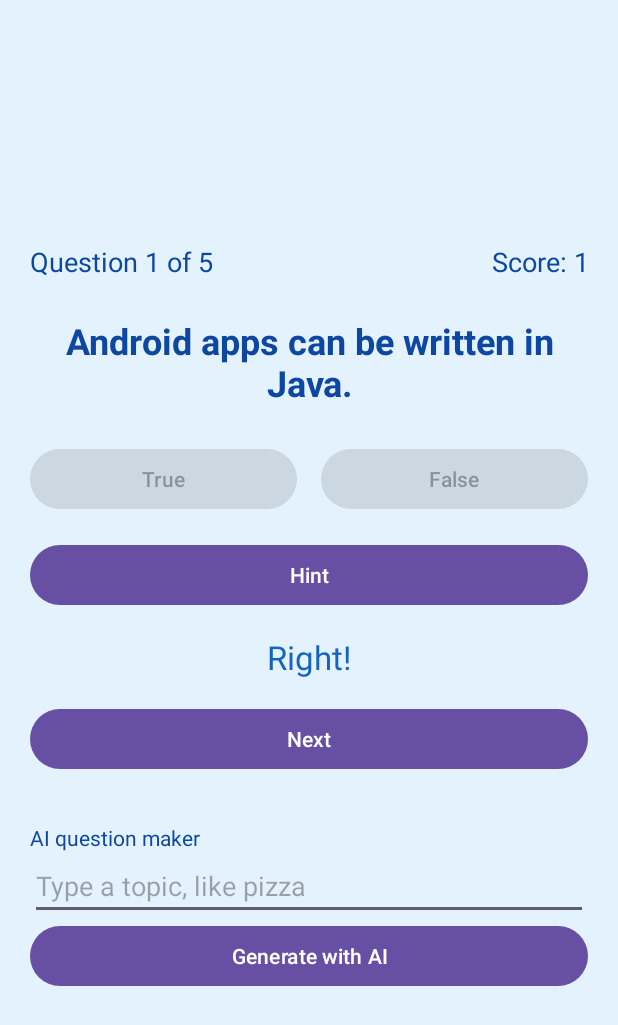
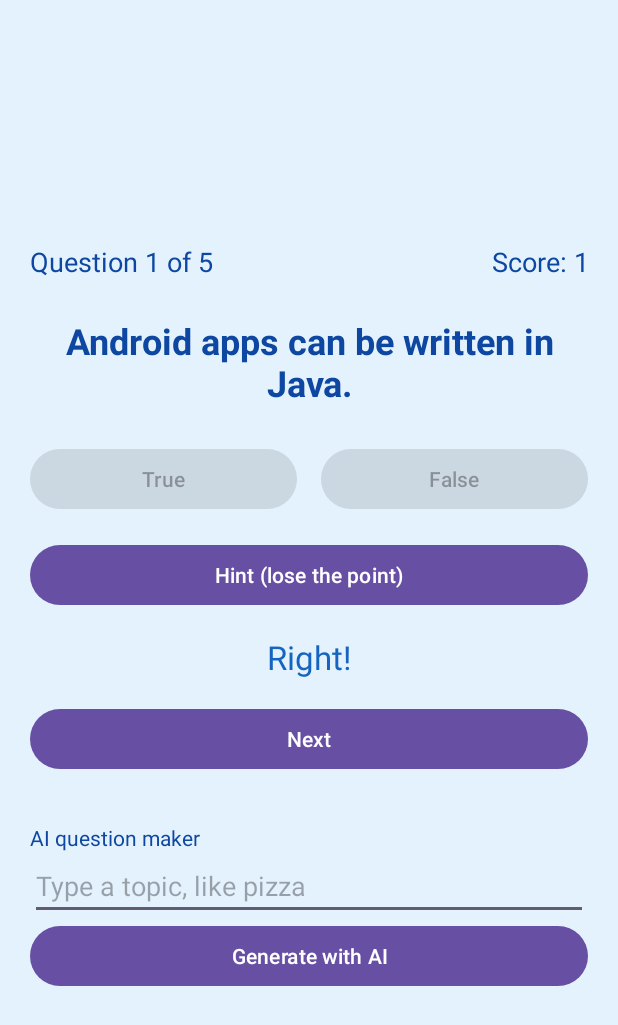
Before and after one commit to asinuuu/QuizAPP, an Android app: the screen it shows after launch (MainActivity), after a tap on "True", on a phone screen of 412 x 824 dp. Shown: the top 1025 px of the screen. Run offline under Robolectric (Android 15) with nearby library versions, the phone set to English and light mode, and no system bars.

Commit message:
moved all text to strings.xml, added spanish and a hint penalty
Co-Authored-By: Claude Opus 5.5 <noreply@anthropic.com>

```diff
--- a/app/src/main/java/alan/alan/quizapp/MainActivity.java
+++ b/app/src/main/java/alan/alan/quizapp/MainActivity.java
@@ -16,18 +16,7 @@ import androidx.core.view.WindowInsetsCompat;
 
 public class MainActivity extends AppCompatActivity {
 
-    Question[] questions = {
-            new Question("Android apps can be written in Java.", true,
-                    "Think about which language you write your Android code in this class."),
-            new Question("The findViewById method deletes a view.", false,
-                    "The word \"find\" is in the name. Would a method that finds something delete it?"),
-            new Question("A TextView is used to show text on the screen.", true,
-                    "Look at the word \"Text\" in the name."),
-            new Question("A Toast is a small pop-up message.", true,
-                    "Think about the little message that pops up and disappears after you answer."),
-            new Question("XML is used to build the layout of an app.", true,
-                    "Look at the file activity_main.xml. What does it build?")
-    };
+    Question[] questions;
 
     int currentQuestion = 0;
     int score = 0;
@@ -36,6 +25,7 @@ public class MainActivity extends AppCompatActivity {
     String currentHint = "";
     boolean alreadyAnswered = false;
     boolean thinking = false;
+    boolean usedHint = false;
 
     TextView scoreText, questionText, feedbackText, progressText;
     Button trueButton, falseButton, nextButton, finishedButton, generateButton, hintButton;
@@ -53,6 +43,14 @@ public class MainActivity extends AppCompatActivity {
             v.setPadding(systemBars.left, systemBars.top, systemBars.right, bottom);
             return insets;
         });
+
+        questions = new Question[] {
+                new Question(getString(R.string.q1_text), true, getString(R.string.q1_hint)),
+                new Question(getString(R.string.q2_text), false, getString(R.string.q2_hint)),
+                new Question(getString(R.string.q3_text), true, getString(R.string.q3_hint)),
+                new Question(getString(R.string.q4_text), true, getString(R.string.q4_hint)),
+                new Question(getString(R.string.q5_text), true, getString(R.string.q5_hint))
+        };
 
         scoreText = findViewById(R.id.scoreText);
         questionText = findViewById(R.id.questionText);
@@ -85,7 +83,6 @@ public class MainActivity extends AppCompatActivity {
         nextButton.setOnClickListener(new View.OnClickListener() {
             @Override
             public void onClick(View v) {
-                // Only move on if this is not the last question
                 if (currentQuestion < questions.length - 1) {
                     currentQuestion = currentQuestion + 1;
                     showQuestion();
@@ -100,7 +97,6 @@ public class MainActivity extends AppCompatActivity {
                 intent.putExtra("score", score);
                 intent.putExtra("total", questionsAnswered);
                 startActivity(intent);
-                // Close the quiz so Back on the score screen doesn't return to the old quiz
                 finish();
             }
         });
@@ -108,7 +104,9 @@ public class MainActivity extends AppCompatActivity {
         hintButton.setOnClickListener(new View.OnClickListener() {
             @Override
             public void onClick(View v) {
-                // Explicit intent: we name the Activity we want to open
+                if (!alreadyAnswered) {
+                    usedHint = true;
+                }
                 Intent intent = new Intent(MainActivity.this, ViewHintActivity.class);
                 intent.putExtra("hint", currentHint);
                 startActivity(intent);
@@ -120,10 +118,10 @@ public class MainActivity extends AppCompatActivity {
             public void onClick(View v) {
                 String topic = topicInput.getText().toString().trim();
                 if (topic.isEmpty()) {
-                    Toast.makeText(MainActivity.this, "Type a topic first", Toast.LENGTH_SHORT).show();
+                    Toast.makeText(MainActivity.this, getString(R.string.ai_need_topic), Toast.LENGTH_SHORT).show();
                     return;
                 }
-                questionText.setText("Thinking...");
+                questionText.setText(getString(R.string.ai_thinking));
                 feedbackText.setText("");
                 thinking = true;
                 updateButtons();
@@ -131,15 +129,16 @@ public class MainActivity extends AppCompatActivity {
                 QuestionGenerator.generate(topic, new QuestionGenerator.Listener() {
                     @Override
                     public void onQuestion(final String statement, final boolean answer) {
-                        // This runs on a background thread, so hop back to the screen thread
                         runOnUiThread(new Runnable() {
                             @Override
                             public void run() {
                                 currentAnswer = answer;
-                                currentHint = "No hint for AI questions";
+                                currentHint = "";
                                 alreadyAnswered = false;
+                                usedHint = false;
                                 thinking = false;
                                 questionText.setText(statement);
+                                hintButton.setEnabled(false);
                                 updateButtons();
                             }
                         });
@@ -150,11 +149,10 @@ public class MainActivity extends AppCompatActivity {
                         runOnUiThread(new Runnable() {
                             @Override
                             public void run() {
-                                // Nothing to answer now, so let the user move on instead of scoring an old answer
                                 alreadyAnswered = true;
                                 thinking = false;
-                                questionText.setText(message);
-                                Toast.makeText(MainActivity.this, message, Toast.LENGTH_SHORT).show();
+                                questionText.setText(getString(R.string.ai_error));
+                                Toast.makeText(MainActivity.this, getString(R.string.ai_error), Toast.LENGTH_SHORT).show();
                                 updateButtons();
                             }
                         });
@@ -168,9 +166,12 @@ public class MainActivity extends AppCompatActivity {
         questionText.setText(questions[currentQuestion].getText());
         currentAnswer = questions[currentQuestion].getAnswer();
         currentHint = questions[currentQuestion].getHint();
-        progressText.setText("Question " + (currentQuestion + 1) + " of " + questions.length);
+        progressText.setText(getString(R.string.question_word) + " " + (currentQuestion + 1) + " "
+                + getString(R.string.of_word) + " " + questions.length);
         alreadyAnswered = false;
+        usedHint = false;
         feedbackText.setText("");
+        hintButton.setEnabled(true);
         updateButtons();
     }
 
@@ -183,7 +184,6 @@ public class MainActivity extends AppCompatActivity {
         finishedButton.setEnabled(canMoveOn);
         generateButton.setEnabled(canMoveOn);
 
-        // On the last question, swap Next for Finished
         if (currentQuestion == questions.length - 1) {
             nextButton.setVisibility(View.GONE);
             finishedButton.setVisibility(View.VISIBLE);
@@ -201,14 +201,18 @@ public class MainActivity extends AppCompatActivity {
         questionsAnswered = questionsAnswered + 1;
 
         if (userSaidTrue == currentAnswer) {
-            score = score + 1;
-            feedbackText.setText("Right!");
-            Toast.makeText(MainActivity.this, "Right!", Toast.LENGTH_SHORT).show();
+            if (usedHint) {
+                feedbackText.setText(getString(R.string.right_no_point));
+            } else {
+                score = score + 1;
+                feedbackText.setText(getString(R.string.right));
+            }
+            Toast.makeText(MainActivity.this, getString(R.string.right), Toast.LENGTH_SHORT).show();
         } else {
-            feedbackText.setText("Wrong!");
-            Toast.makeText(MainActivity.this, "Wrong!", Toast.LENGTH_SHORT).show();
+            feedbackText.setText(getString(R.string.wrong));
+            Toast.makeText(MainActivity.this, getString(R.string.wrong), Toast.LENGTH_SHORT).show();
         }
-        scoreText.setText("Score: " + score);
+        scoreText.setText(getString(R.string.score) + " " + score);
         updateButtons();
     }
 }
--- a/app/src/main/java/alan/alan/quizapp/ViewHintActivity.java
+++ b/app/src/main/java/alan/alan/quizapp/ViewHintActivity.java
@@ -30,14 +30,12 @@ public class ViewHintActivity extends AppCompatActivity {
         hintText = findViewById(R.id.hintText);
         backButton = findViewById(R.id.backButton);
 
-        // Read the hint that MainActivity packed with the key "hint"
         String hint = getIntent().getStringExtra("hint");
-        hintText.setText("Hint: " + hint);
+        hintText.setText(getString(R.string.hint_label) + " " + hint);
 
         backButton.setOnClickListener(new View.OnClickListener() {
             @Override
             public void onClick(View v) {
-                // finish() closes this screen and returns to the question where we left off
                 finish();
             }
         });
--- a/app/src/main/res/layout/activity_main.xml
+++ b/app/src/main/res/layout/activity_main.xml
@@ -35,7 +35,7 @@
                 android:layout_width="0dp"
                 android:layout_height="wrap_content"
                 android:layout_weight="1"
-                android:text="Question 1 of 5"
+                android:text="@string/progress_start"
                 android:textColor="#0D47A1"
                 android:textSize="18sp" />
 
@@ -45,7 +45,7 @@
                 android:layout_height="wrap_content"
                 android:layout_weight="1"
                 android:gravity="end"
-                android:text="Score: 0"
+                android:text="@string/score_start"
                 android:textColor="#0D47A1"
                 android:textSize="18sp" />
         </LinearLayout>
@@ -56,7 +56,7 @@
             android:layout_height="wrap_content"
             android:layout_marginTop="24dp"
             android:gravity="center"
-            android:text="Question goes here"
+            android:text="@string/question_placeholder"
             android:textColor="#0D47A1"
             android:textSize="24sp"
             android:textStyle="bold" />
@@ -73,7 +73,7 @@
                 android:layout_height="wrap_content"
                 android:layout_marginEnd="8dp"
                 android:layout_weight="1"
-                android:text="True" />
+                android:text="@string/true_button" />
 
             <Button
                 android:id="@+id/falseButton"
@@ -81,7 +81,7 @@
                 android:layout_height="wrap_content"
                 android:layout_marginStart="8dp"
                 android:layout_weight="1"
-                android:text="False" />
+                android:text="@string/false_button" />
         </LinearLayout>
 
         <Button
@@ -89,7 +89,7 @@
             android:layout_width="match_parent"
             android:layout_height="wrap_content"
             android:layout_marginTop="16dp"
-            android:text="Hint" />
+            android:text="@string/hint_button" />
 
         <TextView
             android:id="@+id/feedbackText"
@@ -112,14 +112,14 @@
                 android:layout_width="0dp"
                 android:layout_height="wrap_content"
                 android:layout_weight="1"
-                android:text="Next" />
+                android:text="@string/next_button" />
 
             <Button
                 android:id="@+id/finishedButton"
                 android:layout_width="0dp"
                 android:layout_height="wrap_content"
                 android:layout_weight="1"
-                android:text="Finished"
+                android:text="@string/finished_button"
                 android:visibility="gone" />
         </LinearLayout>
 
@@ -127,7 +127,7 @@
             android:layout_width="match_parent"
             android:layout_height="wrap_content"
             android:layout_marginTop="32dp"
-            android:text="AI question maker"
+            android:text="@string/ai_title"
             android:textColor="#0D47A1"
             android:textSize="14sp" />
 
@@ -135,14 +135,14 @@
             android:id="@+id/topicInput"
             android:layout_width="match_parent"
             android:layout_height="wrap_content"
-            android:hint="Type a topic, like pizza"
+            android:hint="@string/ai_topic_hint"
             android:inputType="text" />
 
         <Button
             android:id="@+id/generateButton"
             android:layout_width="match_parent"
             android:layout_height="wrap_content"
-            android:text="Generate with AI" />
+            android:text="@string/ai_button" />
     </LinearLayout>
     </ScrollView>
 
--- a/app/src/main/res/layout/activity_score.xml
+++ b/app/src/main/res/layout/activity_score.xml
@@ -12,7 +12,7 @@
         android:id="@+id/finalScoreText"
         android:layout_width="wrap_content"
         android:layout_height="wrap_content"
-        android:text="Your score"
+        android:text="@string/your_score"
         android:textColor="#0D47A1"
         android:textSize="32sp"
         android:textStyle="bold"
@@ -26,7 +26,7 @@
         android:layout_width="wrap_content"
         android:layout_height="wrap_content"
         android:layout_marginTop="24dp"
-        android:text="Email my score"
+        android:text="@string/email_button"
         app:layout_constraintEnd_toEndOf="parent"
         app:layout_constraintStart_toStartOf="parent"
         app:layout_constraintTop_toBottomOf="@id/finalScoreText" />
@@ -36,7 +36,7 @@
         android:layout_width="wrap_content"
         android:layout_height="wrap_content"
         android:layout_marginTop="16dp"
-        android:text="Play again"
+        android:text="@string/play_again_button"
         app:layout_constraintEnd_toEndOf="parent"
         app:layout_constraintStart_toStartOf="parent"
         app:layout_constraintTop_toBottomOf="@id/emailButton" />
--- a/app/src/main/res/layout/activity_view_hint.xml
+++ b/app/src/main/res/layout/activity_view_hint.xml
@@ -15,7 +15,7 @@
         android:layout_marginStart="24dp"
         android:layout_marginEnd="24dp"
         android:gravity="center"
-        android:text="Hint"
+        android:text="@string/hint_title"
         android:textColor="#0D47A1"
         android:textSize="24sp"
         android:textStyle="bold"
@@ -29,7 +29,7 @@
         android:layout_width="wrap_content"
         android:layout_height="wrap_content"
         android:layout_marginTop="24dp"
-        android:text="Back to question"
+        android:text="@string/back_button"
         app:layout_constraintEnd_toEndOf="parent"
         app:layout_constraintStart_toStartOf="parent"
         app:layout_constraintTop_toBottomOf="@id/hintText" />
--- a/app/src/main/res/values/strings.xml
+++ b/app/src/main/res/values/strings.xml
@@ -1,3 +1,49 @@
 <resources>
     <string name="app_name">QuizAPP</string>
+
+    <string name="score">Score:</string>
+    <string name="score_start">Score: 0</string>
+    <string name="question_word">Question</string>
+    <string name="of_word">of</string>
+    <string name="progress_start">Question 1 of 5</string>
+    <string name="question_placeholder">Question goes here</string>
+    <string name="true_button">True</string>
+    <string name="false_button">False</string>
+    <string name="hint_button">Hint (lose the point)</string>
+    <string name="next_button">Next</string>
+    <string name="finished_button">Finished</string>
+    <string name="right">Right!</string>
+    <string name="wrong">Wrong!</string>
+    <string name="right_no_point">Right! No point for using the hint.</string>
+
+    <string name="q1_text">Android apps can be written in Java.</string>
+    <string name="q1_hint">Think about which language you write your Android code in this class.</string>
+    <string name="q2_text">The findViewById method deletes a view.</string>
+    <string name="q2_hint">The word \"find\" is in the name. Would a method that finds something delete it?</string>
+    <string name="q3_text">A TextView is used to show text on the screen.</string>
+    <string name="q3_hint">Look at the word \"Text\" in the name.</string>
+    <string name="q4_text">A Toast is a small pop-up message.</string>
+    <string name="q4_hint">Think about the little message that pops up and disappears after you answer.</string>
+    <string name="q5_text">XML is used to build the layout of an app.</string>
+    <string name="q5_hint">Look at the file activity_main.xml. What does it build?</string>
+
+    <string name="hint_title">Hint</string>
+    <string name="hint_label">Hint:</string>
+    <string name="back_button">Back to question</string>
+
+    <string name="your_score">Your score</string>
+    <string name="you_got">You got</string>
+    <string name="out_of">out of</string>
+    <string name="email_button">Email my score</string>
+    <string name="play_again_button">Play again</string>
+    <string name="email_subject">Quiz App Score</string>
+    <string name="i_scored">I scored</string>
+    <string name="no_email_app">No email app found</string>
+
+    <string name="ai_title">AI question maker</string>
+    <string name="ai_topic_hint">Type a topic, like pizza</string>
+    <string name="ai_button">Generate with AI</string>
+    <string name="ai_thinking">Thinking...</string>
+    <string name="ai_need_topic">Type a topic first</string>
+    <string name="ai_error">The AI could not make a question. Try again.</string>
 </resources>
```
Also changed, not shown: app/src/main/java/alan/alan/quizapp/ScoreActivity.java (+6 -7 lines), 1 other file.
